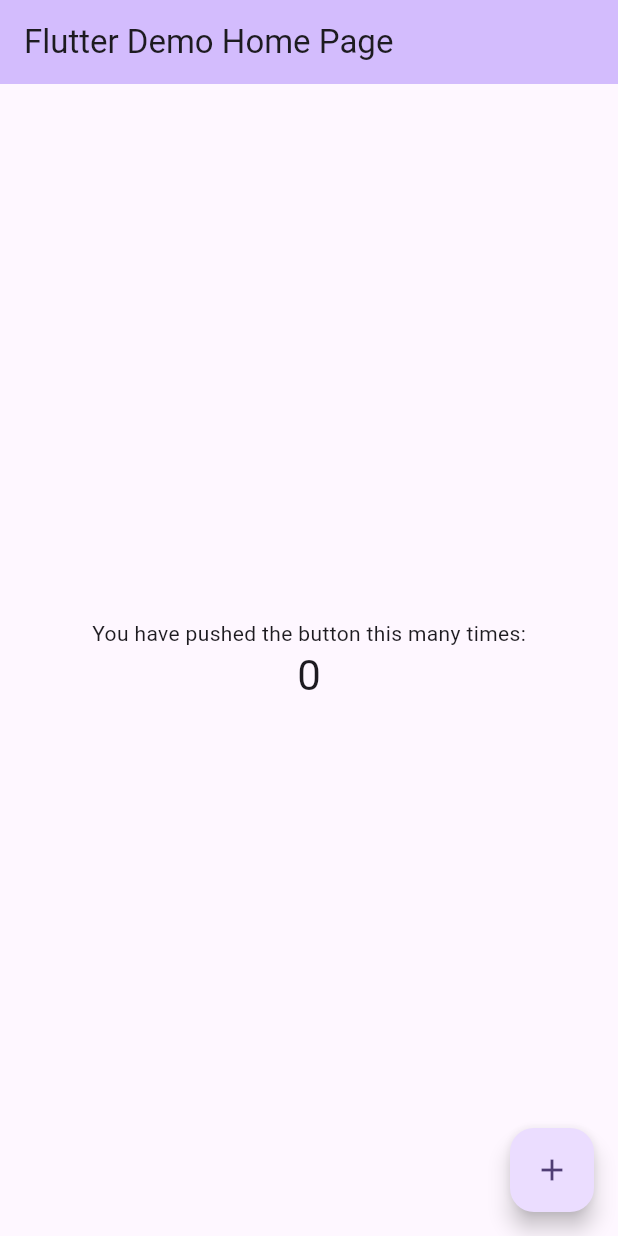
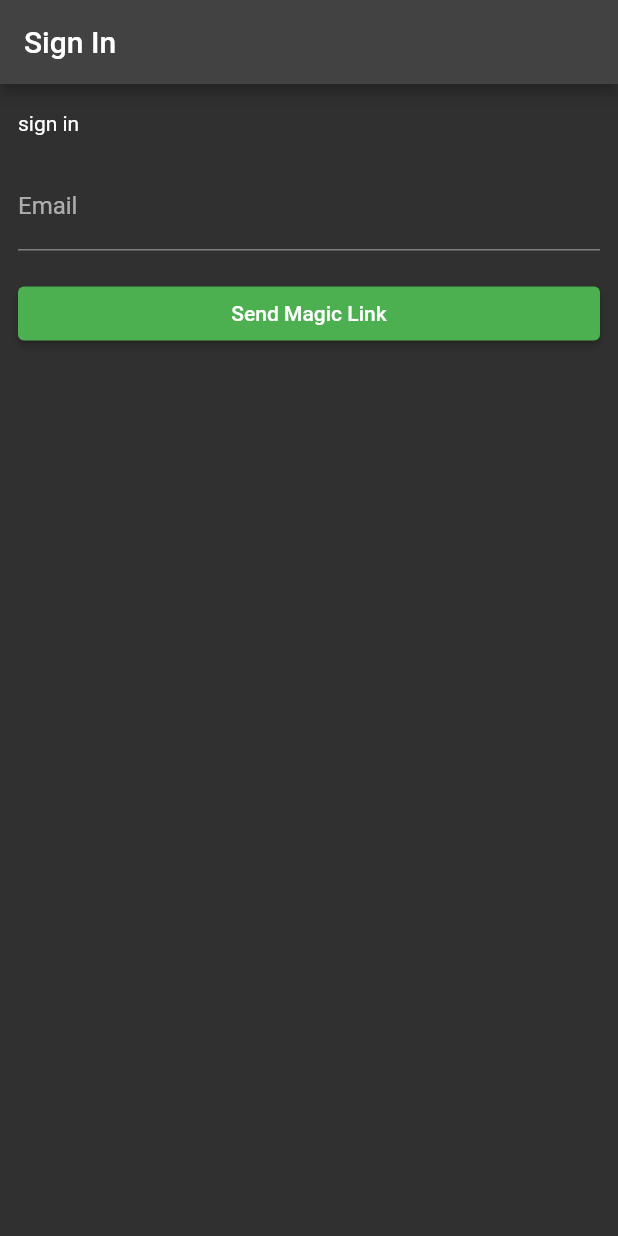
Before and after one commit to raccoon91/raccoon-investment-app, a Flutter app: the screen it shows after launch, on a phone screen of 412 x 824 dp. Run offline on Flutter 3.47's test engine with Material 2 defaults, Android fonts, the phone set to English and light mode, and no system bars; our stand-ins replace flutter_dotenv, supabase_flutter; accounts and stored records are empty.

Commit message:
wip: supbase setup

```diff
--- a/lib/main.dart
+++ b/lib/main.dart
@@ -1,125 +1,40 @@
+// import 'package:flutter/material.dart';
+// import 'src/app.dart';
+// import 'src/settings/settings_controller.dart';
+// import 'src/settings/settings_service.dart';
+
+// void main() async {
+//   // Set up the SettingsController, which will glue user settings to multiple
+//   // Flutter Widgets.
+//   final settingsController = SettingsController(SettingsService());
+
+//   // Load the user's preferred theme while the splash screen is displayed.
+//   // This prevents a sudden theme change when the app is first displayed.
+//   await settingsController.loadSettings();
+
+//   // Run the app and pass in the SettingsController. The app listens to the
+//   // SettingsController for changes, then passes it further down to the
+//   // SettingsView.
+//   runApp(MyApp(settingsController: settingsController));
+// }
+
 import 'package:flutter/material.dart';
+import 'package:flutter_dotenv/flutter_dotenv.dart';
+import 'package:raccoon_investment/src/app.dart';
+import 'package:supabase_flutter/supabase_flutter.dart';
 
-void main() {
+final supabase = Supabase.instance.client;
+
+Future<void> main() async {
+  WidgetsFlutterBinding.ensureInitialized();
+
+  await dotenv.load(fileName: '.env');
+
+  await Supabase.initialize(
+    url: dotenv.env['SUPABASE_URL']!,
+    anonKey: dotenv.env['SUPABASE_ANON_KEY']!,
+    authFlowType: AuthFlowType.pkce,
+  );
+
   runApp(const MyApp());
 }
-
-class MyApp extends StatelessWidget {
-  const MyApp({super.key});
-
-  // This widget is the root of your application.
-  @override
-  Widget build(BuildContext context) {
-    return MaterialApp(
-      title: 'Flutter Demo',
-      theme: ThemeData(
-        // This is the theme of your application.
-        //
-        // TRY THIS: Try running your application with "flutter run". You'll see
-        // the application has a blue toolbar. Then, without quitting the app,
-        // try changing the seedColor in the colorScheme below to Colors.green
-        // and then invoke "hot reload" (save your changes or press the "hot
-        // reload" button in a Flutter-supported IDE, or press "r" if you used
-        // the command line to start the app).
-        //
-        // Notice that the counter didn't reset back to zero; the application
-        // state is not lost during the reload. To reset the state, use hot
-        // restart instead.
-        //
-        // This works for code too, not just values: Most code changes can be
-        // tested with just a hot reload.
-        colorScheme: ColorScheme.fromSeed(seedColor: Colors.deepPurple),
-        useMaterial3: true,
-      ),
-      home: const MyHomePage(title: 'Flutter Demo Home Page'),
-    );
-  }
-}
-
-class MyHomePage extends StatefulWidget {
-  const MyHomePage({super.key, required this.title});
-
-  // This widget is the home page of your application. It is stateful, meaning
-  // that it has a State object (defined below) that contains fields that affect
-  // how it looks.
-
-  // This class is the configuration for the state. It holds the values (in this
-  // case the title) provided by the parent (in this case the App widget) and
-  // used by the build method of the State. Fields in a Widget subclass are
-  // always marked "final".
-
-  final String title;
-
-  @override
-  State<MyHomePage> createState() => _MyHomePageState();
-}
-
-class _MyHomePageState extends State<MyHomePage> {
-  int _counter = 0;
-
-  void _incrementCounter() {
-    setState(() {
-      // This call to setState tells the Flutter framework that something has
-      // changed in this State, which causes it to rerun the build method below
-      // so that the display can reflect the updated values. If we changed
-      // _counter without calling setState(), then the build method would not be
-      // called again, and so nothing would appear to happen.
-      _counter++;
-    });
-  }
-
-  @override
-  Widget build(BuildContext context) {
-    // This method is rerun every time setState is called, for instance as done
-    // by the _incrementCounter method above.
-    //
-    // The Flutter framework has been optimized to make rerunning build methods
-    // fast, so that you can just rebuild anything that needs updating rather
-    // than having to individually change instances of widgets.
-    return Scaffold(
-      appBar: AppBar(
-        // TRY THIS: Try changing the color here to a specific color (to
-        // Colors.amber, perhaps?) and trigger a hot reload to see the AppBar
-        // change color while the other colors stay the same.
-        backgroundColor: Theme.of(context).colorScheme.inversePrimary,
-        // Here we take the value from the MyHomePage object that was created by
-        // the App.build method, and use it to set our appbar title.
-        title: Text(widget.title),
-      ),
-      body: Center(
-        // Center is a layout widget. It takes a single child and positions it
-        // in the middle of the parent.
-        child: Column(
-          // Column is also a layout widget. It takes a list of children and
-          // arranges them vertically. By default, it sizes itself to fit its
-          // children horizontally, and tries to be as tall as its parent.
-          //
-          // Column has various properties to control how it sizes itself and
-          // how it positions its children. Here we use mainAxisAlignment to
-          // center the children vertically; the main axis here is the vertical
-          // axis because Columns are vertical (the cross axis would be
-          // horizontal).
-          //
-          // TRY THIS: Invoke "debug painting" (choose the "Toggle Debug Paint"
-          // action in the IDE, or press "p" in the console), to see the
-          // wireframe for each widget.
-          mainAxisAlignment: MainAxisAlignment.center,
-          children: <Widget>[
-            const Text(
-              'You have pushed the button this many times:',
-            ),
-            Text(
-              '$_counter',
-              style: Theme.of(context).textTheme.headlineMedium,
-            ),
-          ],
-        ),
-      ),
-      floatingActionButton: FloatingActionButton(
-        onPressed: _incrementCounter,
-        tooltip: 'Increment',
-        child: const Icon(Icons.add),
-      ), // This trailing comma makes auto-formatting nicer for build methods.
-    );
-  }
-}
--- /dev/null
+++ b/lib/src/app.dart
@@ -0,0 +1,35 @@
+import 'package:flutter/material.dart';
+import 'package:raccoon_investment/src/pages/account_page.dart';
+import 'package:raccoon_investment/src/pages/login_page.dart';
+import 'package:raccoon_investment/src/pages/splash_page.dart';
+
+class MyApp extends StatelessWidget {
+  const MyApp({super.key});
+
+  @override
+  Widget build(BuildContext context) {
+    return MaterialApp(
+      title: 'Raccoon Investment',
+      theme: ThemeData.dark().copyWith(
+        primaryColor: Colors.green,
+        textButtonTheme: TextButtonThemeData(
+          style: TextButton.styleFrom(
+            foregroundColor: Colors.green,
+          ),
+        ),
+        elevatedButtonTheme: ElevatedButtonThemeData(
+          style: ElevatedButton.styleFrom(
+            foregroundColor: Colors.white,
+            backgroundColor: Colors.green,
+          ),
+        ),
+      ),
+      initialRoute: '/',
+      routes: <String, WidgetBuilder>{
+        '/': (_) => const SplashPage(),
+        '/login': (_) => const LoginPage(),
+        '/account': (_) => const AccountPage(),
+      },
+    );
+  }
+}
--- /dev/null
+++ b/lib/src/pages/login_page.dart
@@ -0,0 +1,111 @@
+import 'dart:async';
+
+import 'package:flutter/foundation.dart';
+import 'package:flutter/material.dart';
+import 'package:flutter_dotenv/flutter_dotenv.dart';
+import 'package:raccoon_investment/main.dart';
+import 'package:supabase_flutter/supabase_flutter.dart';
+
+class LoginPage extends StatefulWidget {
+  const LoginPage({super.key});
+
+  @override
+  State<LoginPage> createState() => _LoginPageState();
+}
+
+class _LoginPageState extends State<LoginPage> {
+  bool _isLoading = false;
+  bool _redirecting = false;
+  late final TextEditingController _emailController = TextEditingController();
+  late final StreamSubscription<AuthState> _authStateSubscription;
+  final _loginCallback = dotenv.env['SUPABASE_LOGIN_CALLBACK']!;
+
+  @override
+  void initState() {
+    _authStateSubscription = supabase.auth.onAuthStateChange.listen((data) {
+      print(data.toString());
+
+      if (_redirecting) return;
+
+      final session = data.session;
+
+      if (session != null) {
+        _redirecting = true;
+
+        Navigator.of(context).pushReplacementNamed('/account');
+      }
+    });
+
+    super.initState();
+  }
+
+  @override
+  void dispose() {
+    _emailController.dispose();
+    _authStateSubscription.cancel();
+
+    super.dispose();
+  }
+
+  Future<void> _signIn() async {
+    print(_loginCallback);
+
+    try {
+      setState(() {
+        _isLoading = true;
+      });
+
+      await supabase.auth.signInWithOtp(
+        email: _emailController.text.trim(),
+        emailRedirectTo: kIsWeb ? null : _loginCallback,
+      );
+
+      if (mounted) {
+        ScaffoldMessenger.of(context).showSnackBar(
+          const SnackBar(content: Text('Check your email for a login link!')),
+        );
+
+        _emailController.clear();
+      }
+    } on AuthException catch (error) {
+      SnackBar(
+        content: Text(error.message),
+        backgroundColor: Theme.of(context).colorScheme.error,
+      );
+    } catch (error) {
+      SnackBar(
+        content: const Text('Unexpected error occurred'),
+        backgroundColor: Theme.of(context).colorScheme.error,
+      );
+    } finally {
+      if (mounted) {
+        setState(() {
+          _isLoading = false;
+        });
+      }
+    }
+  }
+
+  @override
+  Widget build(BuildContext context) {
+    return Scaffold(
+      appBar: AppBar(title: const Text('Sign In')),
+      body: ListView(
+        padding: const EdgeInsets.symmetric(vertical: 18, horizontal: 12),
+        children: [
+          const Text("sign in"),
+          const SizedBox(height: 18),
+          TextFormField(
+            controller: _emailController,
+            decoration: const InputDecoration(labelText: 'Email'),
+          ),
+          const SizedBox(height: 18),
+          ElevatedButton(
+            onPressed: _isLoading ? null : _signIn,
+            child: Text(_isLoading ? 'Loading' : 'Send Magic Link'),
+          ),
+        ],
+      ),
+    );
+  }
+}
```
Also changed, not shown: lib/src/pages/account_page.dart (added, +166 -0 lines), lib/src/pages/splash_page.dart (added, +42 -0 lines), pubspec.yaml (+3 -8 lines), pubspec.lock, 3 other files.
